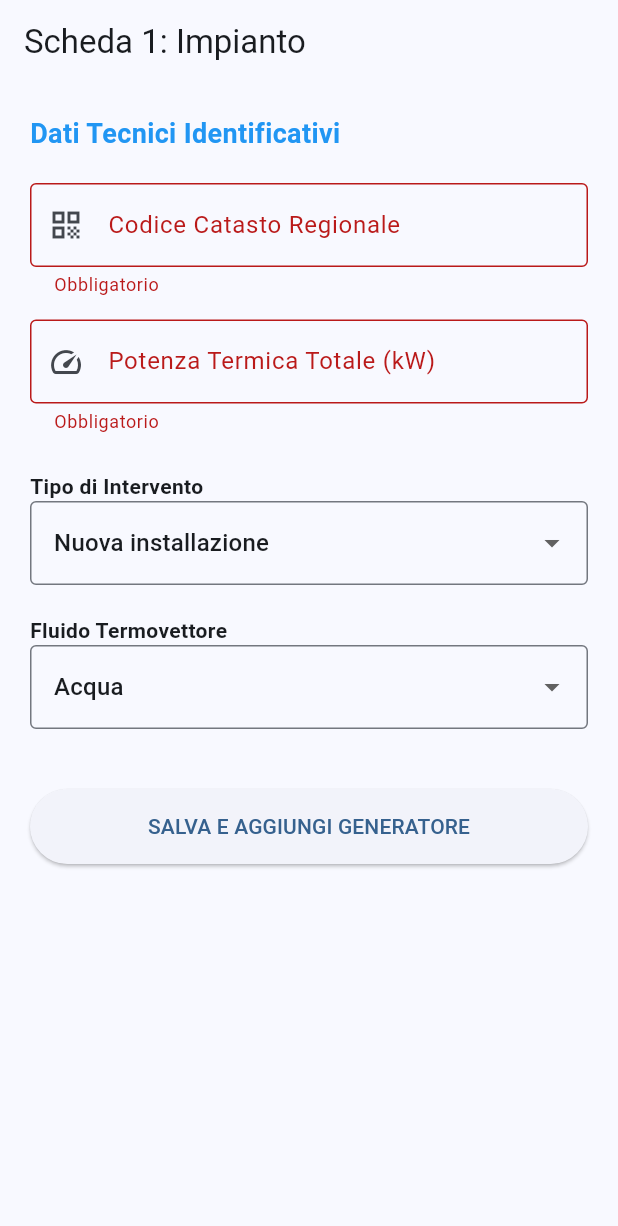
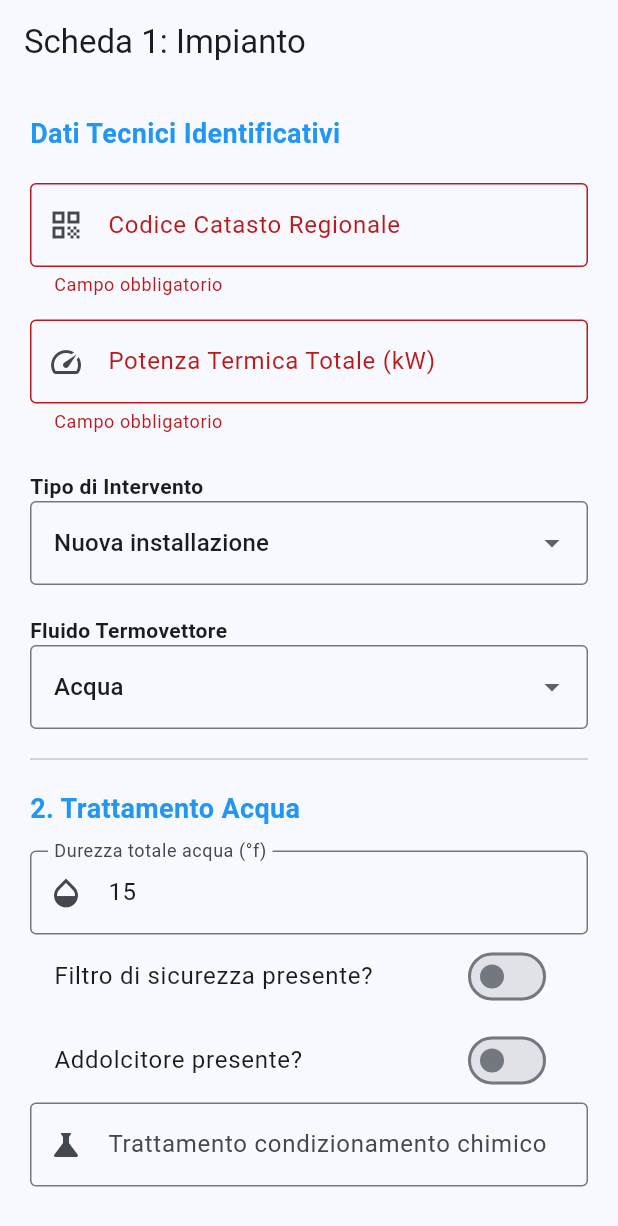
Before and after one commit to campanelliluca/nexoor_field, a Flutter app: the PlantFormScreen screen opened directly with empty values, after a tap on "SALVA E AGGIUNGI GENERATORE", on a phone screen of 412 x 824 dp. Shown: the top 1226 px of the screen. Run offline on Flutter 3.47's test engine with Material 3 defaults, Android fonts, the phone set to English and light mode, and no system bars; our stand-ins replace supabase_flutter; accounts and stored records are empty.

Commit message:
completate Scheda 1 e Scheda 2 (Trattamento Acqua)
Aggiornato PlantModel con parametri di durezza e filtrazione.

Implementata UI con SwitchListTile e helper _buildTextField esteso.

Verificato salvataggio relazionale Customer -> Property -> Plant.

```diff
--- a/lib/models/plant_model.dart
+++ b/lib/models/plant_model.dart
@@ -7,6 +7,12 @@ class PlantModel {
   final double thermalPowerKw; // Scheda 1.3: Potenza invernale utile
   final String carrierFluid; // Scheda 1.4: Acqua, Aria, ecc.
 
+  // --- NUOVI CAMPI SCHEDA 2 (Trattamento Acqua) ---
+  final double waterHardness; // Durezza totale in gradi francesi (°f)
+  final bool hasFilter; // Filtro di sicurezza
+  final bool hasSoftener; // Addolcitore
+  final String chemicalTreatment; // Trattamento di condizionamento chimico
+
   PlantModel({
     this.id,
     required this.propertyId,
@@ -14,6 +20,10 @@ class PlantModel {
     required this.interventionType,
     required this.thermalPowerKw,
     required this.carrierFluid,
+    required this.waterHardness,
+    required this.hasFilter,
+    required this.hasSoftener,
+    required this.chemicalTreatment,
   });
 
   // Converte l'oggetto Dart in JSON per il database Supabase
@@ -24,6 +34,10 @@ class PlantModel {
       'intervention_type': interventionType,
       'thermal_power_kw': thermalPowerKw,
       'carrier_fluid': carrierFluid,
+      'water_hardness_fr': waterHardness,
+      'has_filter': hasFilter,
+      'has_softener': hasSoftener,
+      'chemical_treatment': chemicalTreatment,
     };
   }
 
@@ -36,6 +50,10 @@ class PlantModel {
       interventionType: json['intervention_type'] ?? '',
       thermalPowerKw: (json['thermal_power_kw'] ?? 0).toDouble(),
       carrierFluid: json['carrier_fluid'] ?? '',
+      waterHardness: (json['water_hardness_fr'] ?? 0).toDouble(),
+      hasFilter: json['has_filter'] ?? false,
+      hasSoftener: json['has_softener'] ?? false,
+      chemicalTreatment: json['chemical_treatment'] ?? '',
     );
   }
 }
--- a/lib/screens/plant/plant_form_screen.dart
+++ b/lib/screens/plant/plant_form_screen.dart
@@ -17,6 +17,11 @@ class _PlantFormScreenState extends State<PlantFormScreen> {
   final _formKey = GlobalKey<FormState>();
   final _cadastralController = TextEditingController();
   final _powerController = TextEditingController();
+  // NUOVI Controller e Variabili Scheda 2 acqua
+  final _hardnessController = TextEditingController(text: '15'); // Valore default medio
+  final _treatmentController = TextEditingController();
+  bool _hasFilter = false;
+  bool _hasSoftener = false;
 
   String _selectedIntervention = 'Nuova installazione';
   String _selectedFluid = 'Acqua';
@@ -50,6 +55,11 @@ class _PlantFormScreenState extends State<PlantFormScreen> {
       interventionType: _selectedIntervention,
       thermalPowerKw: double.tryParse(_powerController.text) ?? 0.0,
       carrierFluid: _selectedFluid,
+      // Dati Scheda 2 acqua
+      waterHardness: double.tryParse(_hardnessController.text) ?? 0.0,
+      hasFilter: _hasFilter,
+      hasSoftener: _hasSoftener,
+      chemicalTreatment: _treatmentController.text.trim(),
     );
 
     try {
@@ -119,12 +129,48 @@ class _PlantFormScreenState extends State<PlantFormScreen> {
                     items: _fluids.map((f) => DropdownMenuItem(value: f, child: Text(f))).toList(),
                     onChanged: (val) => setState(() => _selectedFluid = val!),
                   ),
+                  const Divider(height: 40),
+
+                  // --- SEZIONE SCHEDA 2: TRATTAMENTO ACQUA ---
+                  const Text('2. Trattamento Acqua',
+                    style: TextStyle(fontWeight: FontWeight.bold, fontSize: 18, color: Colors.blue)),
+                  const SizedBox(height: 15),
+
+                  _buildTextField(
+                    _hardnessController,
+                    'Durezza totale acqua (°f)',
+                    Icons.opacity,
+                    type: TextInputType.number
+                  ),
+
+                  // Gli SwitchListTile non usano l'helper, vanno inseriti direttamente così
+                  SwitchListTile(
+                    title: const Text('Filtro di sicurezza presente?'),
+                    value: _hasFilter,
+                    onChanged: (val) => setState(() => _hasFilter = val),
+                  ),
+
+                  SwitchListTile(
+                    title: const Text('Addolcitore presente?'),
+                    value: _hasSoftener,
+                    onChanged: (val) => setState(() => _hasSoftener = val),
+                  ),
+
+                  _buildTextField(
+                    _treatmentController,
+                    'Trattamento condizionamento chimico',
+                    Icons.science,
+                    hint: 'Es: Filmante protettivo, inibitore di corrosione'
+                  ),
+
                   const SizedBox(height: 40),
                   ElevatedButton(
                     onPressed: _handleSave,
                     style: ElevatedButton.styleFrom(padding: const EdgeInsets.all(15)),
                     child: const Text('SALVA E AGGIUNGI GENERATORE'),
                   ),
+                  const SizedBox(height: 40),
+
                 ],
               ),
             ),
@@ -132,12 +178,27 @@ class _PlantFormScreenState extends State<PlantFormScreen> {
     );
   }
 
-  Widget _buildTextField(TextEditingController controller, String label, IconData icon, {TextInputType type = TextInputType.text}) {
+  Widget _buildTextField(
+    TextEditingController controller,
+    String label,
+    IconData icon, {
+    TextInputType type = TextInputType.text,
+    String? hint, // Nuovo parametro opzionale
+  }) {
     return TextFormField(
       controller: controller,
       keyboardType: type,
-      decoration: InputDecoration(labelText: label, prefixIcon: Icon(icon), border: const OutlineInputBorder()),
-      validator: (v) => v!.isEmpty ? 'Obbligatorio' : null,
+      decoration: InputDecoration(
+        labelText: label,
+        hintText: hint, // Visualizza il suggerimento quando il campo è vuoto
+        prefixIcon: Icon(icon),
+        border: const OutlineInputBorder(),
+      ),
+      // Rendiamo il trattamento chimico opzionale, poiché non sempre presente
+      validator: (v) {
+        if (label == 'Trattamento condizionamento chimico') return null;
+        return (v == null || v.isEmpty) ? 'Campo obbligatorio' : null;
+      },
     );
   }
 }
```
